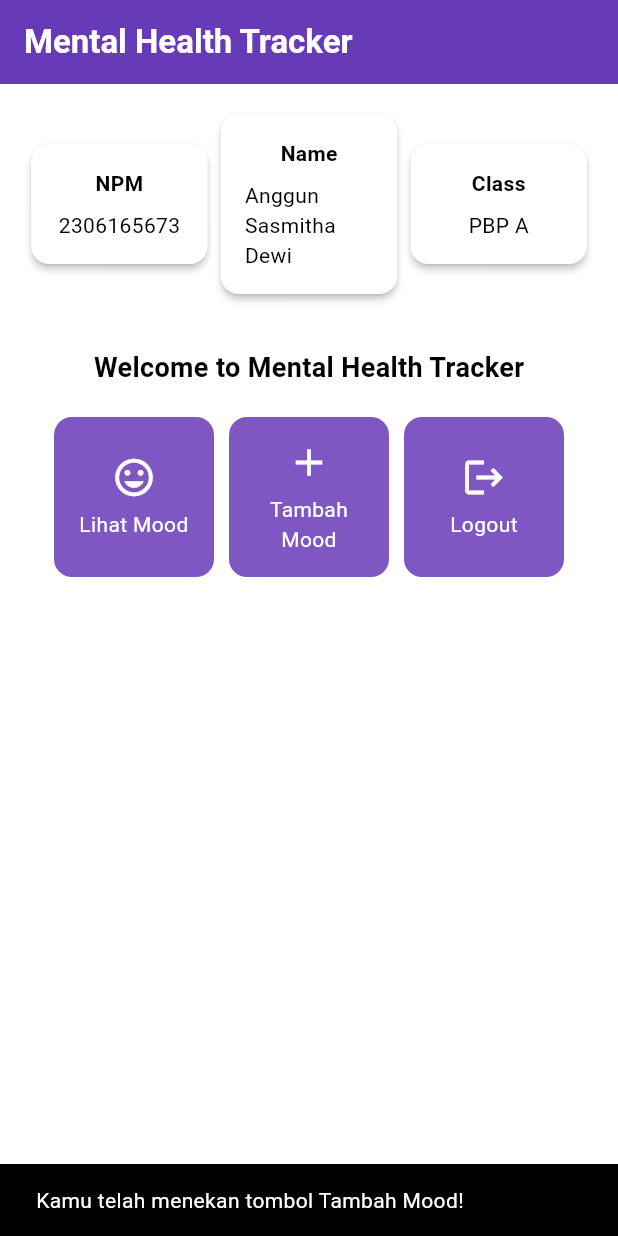
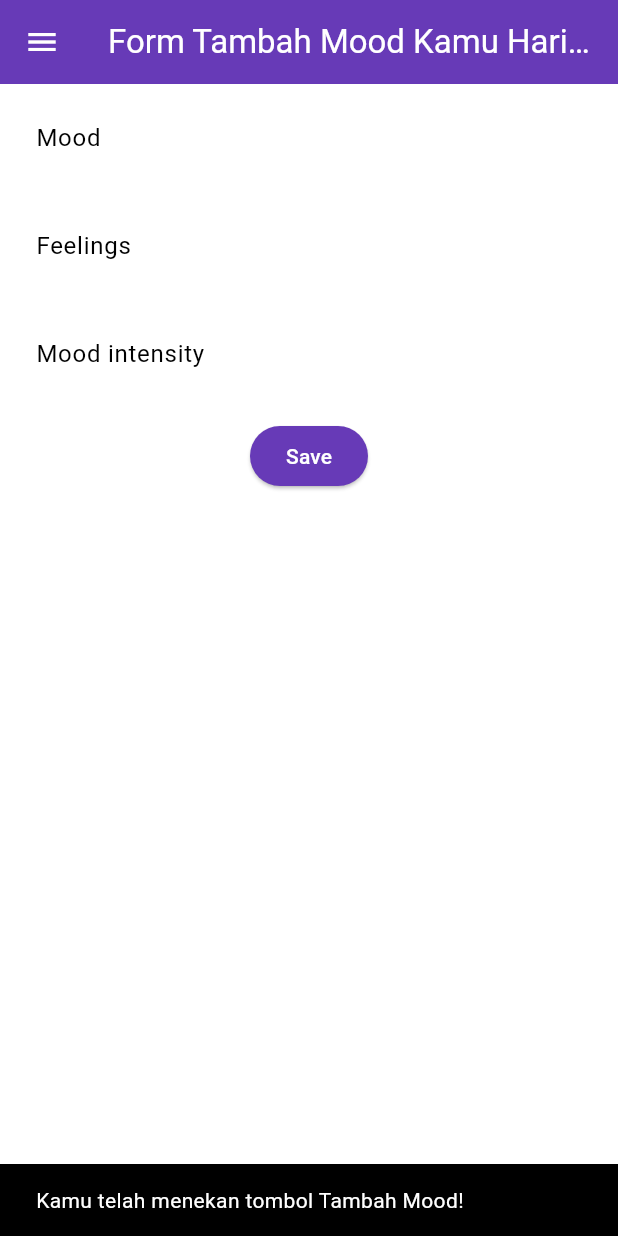
Before and after one commit to anggunsdewi/mental-health-mob, a Flutter app: the screen it shows after launch, after a tap on "Tambah Mood", on a phone screen of 412 x 824 dp. Run offline on Flutter 3.47's test engine with Material 3 defaults, Android fonts, the phone set to English and light mode, and no system bars.

Commit message:
tutorial 7 done

```diff
--- a/lib/main.dart
+++ b/lib/main.dart
@@ -1,5 +1,5 @@
 import 'package:flutter/material.dart';
-import 'package:mental_health_tracker/menu.dart';
+import 'package:mental_health_tracker/screens/menu.dart';
 
 void main() {
   runApp(const MyApp());
--- a/lib/menu.dart
+++ b/lib/screens/menu.dart
@@ -1,4 +1,6 @@
 import 'package:flutter/material.dart';
+import 'package:mental_health_tracker/widgets/left_drawer.dart';
+import 'package:mental_health_tracker/widgets/mood_card.dart';
 
 class MyHomePage extends StatelessWidget {
   final String npm = '2306165673'; // NPM
@@ -29,8 +31,10 @@ class MyHomePage extends StatelessWidget {
         ),
         // Warna latar belakang AppBar diambil dari skema warna tema aplikasi.
         backgroundColor: Theme.of(context).colorScheme.primary,
+        iconTheme: const IconThemeData(color: Colors.white),
       ),
       // Body halaman dengan padding di sekelilingnya.
+      drawer: const LeftDrawer(),
       body: Padding(
         padding: const EdgeInsets.all(16.0),
         // Menyusun widget secara vertikal dalam sebuah kolom.
@@ -125,64 +129,3 @@ class InfoCard extends StatelessWidget {
     );
   }
 }
-
-class ItemHomepage {
-  final String name;
-  final IconData icon;
-
-  ItemHomepage(this.name, this.icon);
-}
-
-class ItemCard extends StatelessWidget {
-  // Menampilkan kartu dengan ikon dan nama.
-
-  final ItemHomepage item;
-
-  const ItemCard(this.item, {super.key});
-
-  @override
-  Widget build(BuildContext context) {
-    return Material(
-      // Menentukan warna latar belakang dari tema aplikasi.
-      color: Theme.of(context).colorScheme.secondary,
-      // Membuat sudut kartu melengkung.
-      borderRadius: BorderRadius.circular(12),
-
-      child: InkWell(
-        // Aksi ketika kartu ditekan.
-        onTap: () {
-          // Menampilkan pesan SnackBar saat kartu ditekan.
-          ScaffoldMessenger.of(context)
-            ..hideCurrentSnackBar()
-            ..showSnackBar(
-                SnackBar(content: Text("Kamu telah menekan tombol ${item.name}!"))
-            );
-        },
-        // Container untuk menyimpan Icon dan Text
-        child: Container(
-          padding: const EdgeInsets.all(8),
-          child: Center(
-            child: Column(
-              // Menyusun ikon dan teks di tengah kartu.
-              mainAxisAlignment: MainAxisAlignment.center,
-              children: [
-                Icon(
-                  item.icon,
-                  color: Colors.white,
-                  size: 30.0,
-                ),
-                const Padding(padding: EdgeInsets.all(3)),
-                Text(
-                  item.name,
-                  textAlign: TextAlign.center,
-                  style: const TextStyle(color: Colors.white),
-                ),
-              ],
-            ),
-          ),
-        ),
-      ),
-    );
-  }
-
-}
--- /dev/null
+++ b/lib/screens/moodentry_form.dart
@@ -0,0 +1,160 @@
+import 'package:flutter/material.dart';
+import 'package:mental_health_tracker/widgets/left_drawer.dart';
+
+class MoodEntryFormPage extends StatefulWidget {
+  const MoodEntryFormPage({super.key});
+
+  @override
+  State<MoodEntryFormPage> createState() => _MoodEntryFormPageState();
+}
+
+class _MoodEntryFormPageState extends State<MoodEntryFormPage> {
+  final _formKey = GlobalKey<FormState>();
+  String _mood = "";
+  String _feelings = "";
+  int _moodIntensity = 0;
+  @override
+  Widget build(BuildContext context) {
+    return Scaffold(
+      appBar: AppBar(
+        title: const Center(
+          child: Text(
+            'Form Tambah Mood Kamu Hari ini',
+          ),
+        ),
+        backgroundColor: Theme.of(context).colorScheme.primary,
+        foregroundColor: Colors.white,
+      ),
+      drawer: const LeftDrawer(),
+      body: Form(
+        key: _formKey,
+        child: SingleChildScrollView(
+            child: Column(
+              crossAxisAlignment: CrossAxisAlignment.start,
+              children: [
+                Padding(
+                  padding: const EdgeInsets.all(8.0),
+                  child: TextFormField(
+                    decoration: InputDecoration(
+                      hintText: "Mood",
+                      labelText: "Mood",
+                      border: OutlineInputBorder(
+                        borderRadius: BorderRadius.circular(5.0),
+                      ),
+                    ),
+                    onChanged: (String? value) {
+                      setState(() {
+                        _mood = value!;
+                      });
+                    },
+                    validator: (String? value) {
+                      if (value == null || value.isEmpty) {
+                        return "Mood tidak boleh kosong!";
+                      }
+                      return null;
+                    },
+                  ),
+                ),
+                Padding(
+                  padding: const EdgeInsets.all(8.0),
+                  child: TextFormField(
+                    decoration: InputDecoration(
+                      hintText: "Feelings",
+                      labelText: "Feelings",
+                      border: OutlineInputBorder(
+                        borderRadius: BorderRadius.circular(5.0),
+                      ),
+                    ),
+                    onChanged: (String? value) {
+                      setState(() {
+                        _feelings = value!;
+                      });
+                    },
+                    validator: (String? value) {
+                      if (value == null || value.isEmpty) {
+                        return "Feelings tidak boleh kosong!";
+                      }
+                      return null;
+                    },
+                  ),
+                ),
+                Padding(
+                  padding: const EdgeInsets.all(8.0),
+                  child: TextFormField(
+                    decoration: InputDecoration(
+                      hintText: "Mood intensity",
+                      labelText: "Mood intensity",
+                      border: OutlineInputBorder(
+                        borderRadius: BorderRadius.circular(5.0),
+                      ),
+                    ),
+                    onChanged: (String? value) {
+                      setState(() {
+                        _moodIntensity = int.tryParse(value!) ?? 0;
+                      });
+                    },
+                    validator: (String? value) {
+                      if (value == null || value.isEmpty) {
+                        return "Mood intensity tidak boleh kosong!";
+                      }
+                      if (int.tryParse(value) == null) {
+                        return "Mood intensity harus berupa angka!";
+                      }
+                      return null;
+                    },
+                  ),
+                ),
+                Align(
+                  alignment: Alignment.bottomCenter,
+                  child: Padding(
+                    padding: const EdgeInsets.all(8.0),
+                    child: ElevatedButton(
+                      style: ButtonStyle(
+                        backgroundColor: MaterialStateProperty.all(
+                            Theme.of(context).colorScheme.primary),
+                      ),
+                      onPressed: () {
+                        if (_formKey.currentState!.validate()) {
+                          showDialog(
+                            context: context,
+                            builder: (context) {
+                              return AlertDialog(
+                                title: const Text('Mood berhasil tersimpan'),
+                                content: SingleChildScrollView(
+                                  child: Column(
+                                    crossAxisAlignment: CrossAxisAlignment.start,
+                                    children: [
+                                      Text('Mood: $_mood'),
+                                      Text('Feelings: $_feelings'),
+                                      Text('Mood Intensity: $_moodIntensity'),
+                                    ],
+                                  ),
+                                ),
+                                actions: [
+                                  TextButton(
+                                    child: const Text('OK'),
+                                    onPressed: () {
+                                      Navigator.pop(context);
+                                      _formKey.currentState!.reset();
+                                    },
+                                  ),
+                                ],
+                              );
+                            },
+                          );
+                        }
+                      },
+                      child: const Text(
+                        "Save",
+                        style: TextStyle(color: Colors.white),
+                      ),
+                    ),
+                  ),
+                ),
+              ],
+            )
+        ),
+      ),
+    );
+  }
+}
--- /dev/null
+++ b/lib/widgets/left_drawer.dart
@@ -0,0 +1,69 @@
+import 'package:flutter/material.dart';
+import 'package:mental_health_tracker/screens/menu.dart';
+import 'package:mental_health_tracker/screens/moodentry_form.dart';
+
+class LeftDrawer extends StatelessWidget {
+  const LeftDrawer({super.key});
+
+  @override
+  Widget build(BuildContext context) {
+    return Drawer(
+      child: ListView(
+        children: [
+          DrawerHeader(
+            decoration: BoxDecoration(
+              color: Theme.of(context).colorScheme.primary,
+            ),
+            child: const Column(
+              children: [
+                Text(
+                  'Mental Health Tracker',
+                  textAlign: TextAlign.center,
+                  style: TextStyle(
+                    fontSize: 24,
+                    fontWeight: FontWeight.bold,
+                    color: Colors.white,
+                  ),
+                ),
+                Padding(padding: EdgeInsets.all(8)),
+                Text(
+                  "Ayo jaga kesehatan mentalmu setiap hari disini!",
+                  textAlign: TextAlign.center,
+                  style: TextStyle(
+                    fontSize: 15,
+                    fontWeight: FontWeight.normal,
+                    color: Colors.white,
+                  ),
+                ),
+              ],
+            ),
+          ),
+          ListTile(
+            leading: const Icon(Icons.home_outlined),
+            title: const Text('Halaman Utama'),
+            // Bagian redirection ke MyHomePage
+            onTap: () {
+              Navigator.pushReplacement(
+                  context,
+                  MaterialPageRoute(
+                    builder: (context) => MyHomePage(),
+                  ));
+            },
+          ),
+          ListTile(
+            leading: const Icon(Icons.mood),
+            title: const Text('Tambah Mood'),
+            // Bagian redirection ke MoodEntryFormPage
+            onTap: () {
+              Navigator.pushReplacement(
+                          context,
+                          MaterialPageRoute(
+                            builder: (context) => MoodEntryFormPage(),
+                          ));
+            },
+          ),
+        ],
+      ),
+    );
+  }
+}
--- /dev/null
+++ b/lib/widgets/mood_card.dart
@@ -0,0 +1,71 @@
+import 'package:flutter/material.dart';
+import 'package:mental_health_tracker/screens/moodentry_form.dart';
+
+class ItemHomepage {
+  final String name;
+  final IconData icon;
+
+  ItemHomepage(this.name, this.icon);
+}
+
+class ItemCard extends StatelessWidget {
+  // Menampilkan kartu dengan ikon dan nama.
+
+  final ItemHomepage item;
+
+  const ItemCard(this.item, {super.key});
+
+  @override
+  Widget build(BuildContext context) {
+    return Material(
+      // Menentukan warna latar belakang dari tema aplikasi.
+      color: Theme.of(context).colorScheme.secondary,
+      // Membuat sudut kartu melengkung.
+      borderRadius: BorderRadius.circular(12),
+
+      child: InkWell(
+        // Aksi ketika kartu ditekan.
+        onTap: () {
+          // Memunculkan SnackBar ketika diklik
+          ScaffoldMessenger.of(context)
+            ..hideCurrentSnackBar()
+            ..showSnackBar(SnackBar(
+                content: Text("Kamu telah menekan tombol ${item.name}!")));
+
+          // Navigate ke route yang sesuai (tergantung jenis tombol)
+          if (item.name == "Tambah Mood") {
+            Navigator.push(
+                context,
+                MaterialPageRoute(
+                  builder: (context) => MoodEntryFormPage(),
+                ));
+          }
+        },
+        // Container untuk menyimpan Icon dan Text
+        child: Container(
+          padding: const EdgeInsets.all(8),
+          child: Center(
+            child: Column(
+              // Menyusun ikon dan teks di tengah kartu.
+              mainAxisAlignment: MainAxisAlignment.center,
+              children: [
+                Icon(
+                  item.icon,
+                  color: Colors.white,
+                  size: 30.0,
+                ),
+                const Padding(padding: EdgeInsets.all(3)),
+                Text(
+                  item.name,
+                  textAlign: TextAlign.center,
+                  style: const TextStyle(color: Colors.white),
+                ),
+              ],
+            ),
+          ),
+        ),
+      ),
+    );
+  }
+
+}
```
